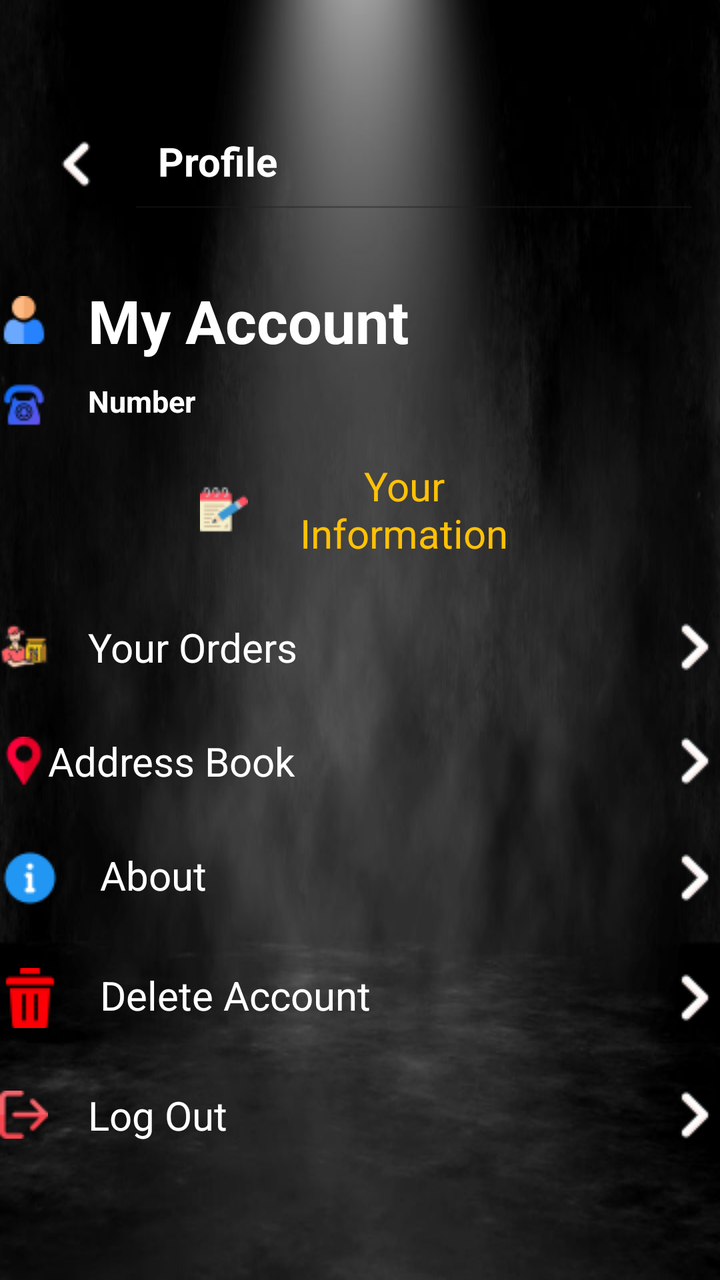
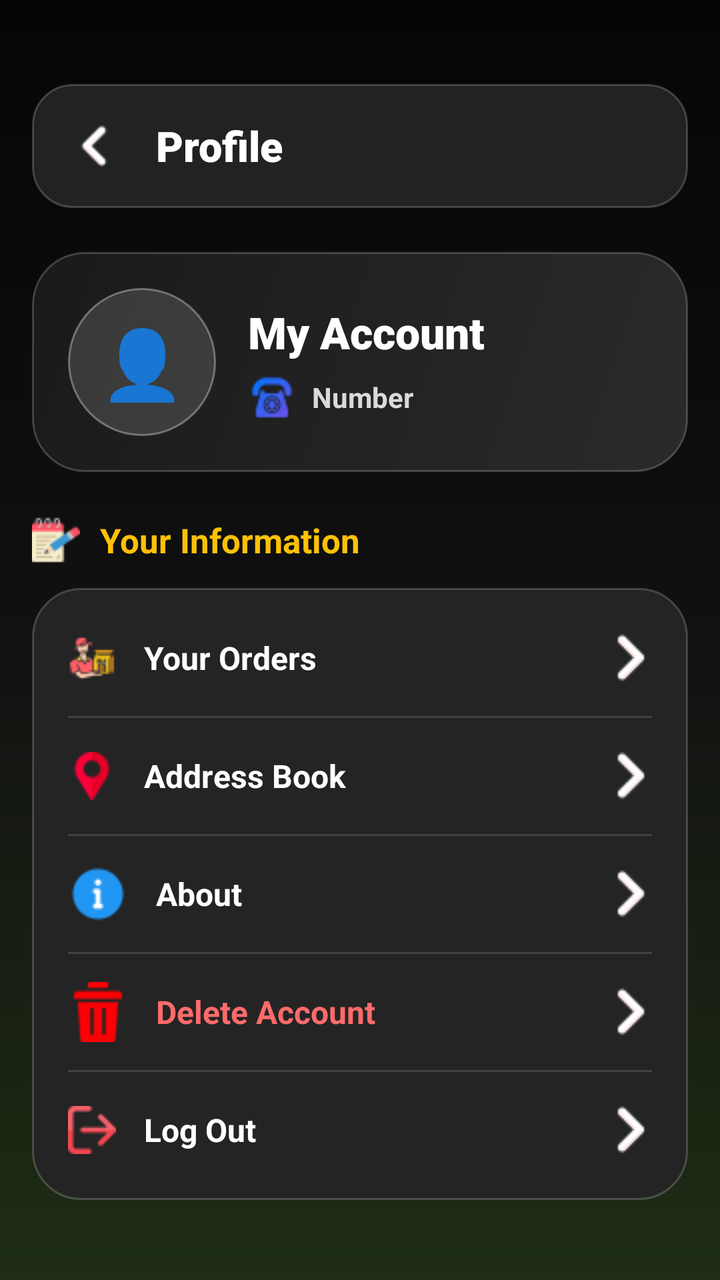

An Android layout rendered at two revisions. The XML below is the earlier revision; the diff shows what the commit changed to produce the second picture.
<!-- AndroidManifest.xml: application theme Theme.Blinklit -->
<!-- res/layout/activity_profile.xml -->
<?xml version="1.0" encoding="utf-8"?>
<RelativeLayout xmlns:android="http://schemas.android.com/apk/res/android"
    xmlns:app="http://schemas.android.com/apk/res-auto"
    xmlns:tools="http://schemas.android.com/tools"
    android:id="@+id/main"
    android:layout_width="match_parent"
    android:background="@drawable/about222"
    android:layout_height="match_parent">


    <LinearLayout
        android:id="@+id/linearprofile"
        android:layout_width="match_parent"
        android:layout_height="wrap_content"
        android:orientation="horizontal"
        app:layout_constraintEnd_toEndOf="parent"
        android:layout_marginTop="40dp"
        app:layout_constraintStart_toStartOf="parent"
        app:layout_constraintTop_toTopOf="parent">

        <androidx.appcompat.widget.Toolbar
            android:id="@+id/toolbarprofile"
            android:layout_width="match_parent"
            android:layout_marginTop="40dp"
            android:layout_height="wrap_content"
            android:layout_margin="10dp"
            android:backgroundTint="@color/black">

            <ImageView
                android:id="@+id/backprofile"
                android:layout_width="wrap_content"
                android:layout_height="wrap_content"
                android:layout_marginRight="10dp"
                android:src="@drawable/arrowl" />

            <EditText
                android:id="@+id/Profile"
                android:layout_width="match_parent"
                android:layout_height="60dp"
                android:layout_marginLeft="20dp"
                android:drawablePadding="10dp"
                android:gravity="left"
                android:hint="Profile"
                android:enabled="false"
                android:padding="15dp"
                android:textColor="@color/white"
                android:textColorHint="@color/white"
                android:textSize="20sp"
                android:textStyle="bold" />

        </androidx.appcompat.widget.Toolbar>
    </LinearLayout>

    <LinearLayout
        android:layout_width="match_parent"
        android:layout_height="match_parent"
        android:layout_marginTop="40dp"
        android:orientation="vertical">

        <TextView
            android:id="@+id/Account"
            android:layout_width="wrap_content"
            android:layout_height="wrap_content"
            android:layout_marginTop="100dp"
            android:drawableLeft="@drawable/user1"
            android:drawablePadding="20dp"
            android:text="My Account"
            android:textColor="@color/white"
            android:textSize="30sp"
            android:textStyle="bold" />

        <TextView
            android:id="@+id/number"
            android:layout_width="wrap_content"
            android:layout_height="wrap_content"
            android:layout_marginTop="10dp"
            android:drawableLeft="@drawable/phone1"
            android:drawablePadding="20dp"
            android:inputType="number"
            android:text="Number"
            android:textColor="@color/white"
            android:textSize="15sp"
            android:textStyle="bold" />

        <TextView
            android:id="@+id/info"
            android:layout_width="match_parent"
            android:layout_height="wrap_content"
            android:layout_marginTop="15dp"
            android:drawableLeft="@drawable/notepad1"
            android:drawablePadding="20dp"
            android:gravity="center"
            android:layout_marginLeft="100dp"
            android:layout_marginRight="100dp"


            android:text="Your Information"
            android:textColor="@color/yellow"
            android:textSize="20sp" />

        <TextView
            android:id="@+id/orders"
            android:layout_width="match_parent"
            android:layout_height="wrap_content"

            android:layout_marginTop="30dp"
            android:drawableLeft="@drawable/deliverym1"
            android:drawableRight="@drawable/right1"
            android:drawablePadding="20dp"

            android:text="Your Orders"
            android:textColor="@color/white"
            android:textSize="20sp" />

        <TextView
            android:id="@+id/AddressBook"
            android:layout_width="match_parent"
            android:layout_height="wrap_content"
            android:layout_marginTop="30dp"

            android:drawableLeft="@drawable/placeholder1"
            android:drawableRight="@drawable/right1"
            android:text="Address Book"
            android:textColor="@color/white"
            android:textSize="20sp" />


        <TextView
            android:id="@+id/About"
            android:layout_width="match_parent"
            android:layout_height="wrap_content"
            android:layout_marginTop="30dp"
            android:drawableLeft="@drawable/about"
            android:drawableRight="@drawable/right1"
            android:drawablePadding="20dp"

            android:text="About"
            android:textColor="@color/white"
            android:textSize="20sp" />

        <TextView
            android:id="@+id/deleteAccount"
            android:layout_width="match_parent"
            android:layout_height="wrap_content"
            android:layout_marginTop="30dp"
            android:drawableLeft="@drawable/delete1"
            android:drawableRight="@drawable/right1"
            android:drawablePadding="20dp"

            android:text="Delete Account"
            android:textColor="@color/white"
            android:textSize="20sp" />



        <TextView
            android:id="@+id/LogOut"
            android:layout_width="match_parent"
            android:layout_height="wrap_content"
            android:layout_marginTop="30dp"
            android:drawableLeft="@drawable/logout1"
            android:drawableRight="@drawable/right1"
            android:drawablePadding="20dp"

            android:text="Log Out"
            android:textColor="@color/white"
            android:textSize="20sp" />


    </LinearLayout>
</RelativeLayout>
<!-- resources referenced by this layout -->
<resources>
  <color name="black">#FF000000</color>
  <color name="white">#FFFFFFFF</color>
  <color name="yellow">#FFC107</color>
  <!-- drawable about: png bitmap (drawable, 830 bytes) -->
  <!-- drawable about222: jpg bitmap (drawable, 36246 bytes) -->
  <!-- drawable arrowl: png bitmap (drawable, 566 bytes) -->
  <!-- drawable delete1: png bitmap (drawable, 611 bytes) -->
  <!-- drawable deliverym1: png bitmap (drawable, 1369 bytes) -->
  <!-- drawable logout1: png bitmap (drawable, 651 bytes) -->
  <!-- drawable notepad1: png bitmap (drawable, 1087 bytes) -->
  <!-- drawable phone1: png bitmap (drawable, 1082 bytes) -->
  <!-- drawable placeholder1: png bitmap (drawable, 796 bytes) -->
  <!-- drawable right1: png bitmap (drawable, 619 bytes) -->
  <!-- drawable user1: png bitmap (drawable, 724 bytes) -->
  <style name="Theme.Blinklit" parent="Base.Theme.Blinklit" />
  <style name="Base.Theme.Blinklit" parent="Theme.Material3.DayNight.NoActionBar">
          
          
      </style>
</resources>

<!-- the commit's change to res/layout/activity_profile.xml (unified diff, before → after) -->
@@ -1,171 +1,249 @@
 <?xml version="1.0" encoding="utf-8"?>
-<RelativeLayout xmlns:android="http://schemas.android.com/apk/res/android"
+<androidx.core.widget.NestedScrollView
+    xmlns:android="http://schemas.android.com/apk/res/android"
     xmlns:app="http://schemas.android.com/apk/res-auto"
-    xmlns:tools="http://schemas.android.com/tools"
     android:id="@+id/main"
     android:layout_width="match_parent"
-    android:background="@drawable/about222"
-    android:layout_height="match_parent">
-
-
-    <LinearLayout
-        android:id="@+id/linearprofile"
+    android:layout_height="match_parent"
+    android:background="@drawable/bg_splash_swadish"
+    android:fillViewport="true">
+
+    <androidx.constraintlayout.widget.ConstraintLayout
         android:layout_width="match_parent"
         android:layout_height="wrap_content"
-        android:orientation="horizontal"
-        app:layout_constraintEnd_toEndOf="parent"
-        android:layout_marginTop="40dp"
-        app:layout_constraintStart_toStartOf="parent"
-        app:layout_constraintTop_toTopOf="parent">
-
-        <androidx.appcompat.widget.Toolbar
-            android:id="@+id/toolbarprofile"
-            android:layout_width="match_parent"
-            android:layout_marginTop="40dp"
-            android:layout_height="wrap_content"
-            android:layout_margin="10dp"
-            android:backgroundTint="@color/black">
+        android:paddingStart="16dp"
+        android:paddingEnd="16dp"
+        android:paddingTop="42dp"
+        android:paddingBottom="24dp">
+
+        <LinearLayout
+            android:id="@+id/profileHeader"
+            android:layout_width="0dp"
+            android:layout_height="62dp"
+            android:background="@drawable/bg_profile_toolbar"
+            android:elevation="10dp"
+            android:gravity="center_vertical"
+            android:orientation="horizontal"
+            android:paddingStart="10dp"
+            android:paddingEnd="14dp"
+            app:layout_constraintTop_toTopOf="parent"
+            app:layout_constraintStart_toStartOf="parent"
+            app:layout_constraintEnd_toEndOf="parent">
 
             <ImageView
                 android:id="@+id/backprofile"
-                android:layout_width="wrap_content"
+                android:layout_width="42dp"
+                android:layout_height="42dp"
+                android:contentDescription="Back"
+                android:padding="10dp"
+                android:src="@drawable/arrowl" />
+
+            <TextView
+                android:id="@+id/Profile"
+                android:layout_width="0dp"
                 android:layout_height="wrap_content"
-                android:layout_marginRight="10dp"
-                android:src="@drawable/arrowl" />
-
-            <EditText
-                android:id="@+id/Profile"
-                android:layout_width="match_parent"
-                android:layout_height="60dp"
-                android:layout_marginLeft="20dp"
-                android:drawablePadding="10dp"
-                android:gravity="left"
-                android:hint="Profile"
-                android:enabled="false"
-                android:padding="15dp"
-                android:textColor="@color/white"
-                android:textColorHint="@color/white"
-                android:textSize="20sp"
-                android:textStyle="bold" />
-
-        </androidx.appcompat.widget.Toolbar>
-    </LinearLayout>
-
-    <LinearLayout
-        android:layout_width="match_parent"
-        android:layout_height="match_parent"
-        android:layout_marginTop="40dp"
-        android:orientation="vertical">
-
-        <TextView
-            android:id="@+id/Account"
-            android:layout_width="wrap_content"
+                android:layout_marginStart="10dp"
+                android:layout_weight="1"
+                android:text="Profile"
+                android:textColor="@color/white"
+                android:textSize="21sp"
+                android:textStyle="bold"
+                android:fontFamily="sans-serif-black" />
+
+        </LinearLayout>
+
+        <LinearLayout
+            android:id="@+id/accountCard"
+            android:layout_width="0dp"
             android:layout_height="wrap_content"
-            android:layout_marginTop="100dp"
-            android:drawableLeft="@drawable/user1"
-            android:drawablePadding="20dp"
-            android:text="My Account"
-            android:textColor="@color/white"
-            android:textSize="30sp"
-            android:textStyle="bold" />
-
-        <TextView
-            android:id="@+id/number"
-            android:layout_width="wrap_content"
-            android:layout_height="wrap_content"
-            android:layout_marginTop="10dp"
-            android:drawableLeft="@drawable/phone1"
-            android:drawablePadding="20dp"
-            android:inputType="number"
-            android:text="Number"
-            android:textColor="@color/white"
-            android:textSize="15sp"
-            android:textStyle="bold" />
+            android:layout_marginTop="22dp"
+            android:background="@drawable/bg_profile_account_card"
+            android:elevation="12dp"
+            android:gravity="center_vertical"
+            android:orientation="horizontal"
+            android:padding="18dp"
+            app:layout_constraintTop_toBottomOf="@id/profileHeader"
+            app:layout_constraintStart_toStartOf="parent"
+            app:layout_constraintEnd_toEndOf="parent">
+
+            <TextView
+                android:id="@+id/profileAvatar"
+                android:layout_width="74dp"
+                android:layout_height="74dp"
+                android:background="@drawable/bg_profile_avatar"
+                android:gravity="center"
+                android:text="👤"
+                android:textSize="34sp" />
+
+            <LinearLayout
+                android:layout_width="0dp"
+                android:layout_height="wrap_content"
+                android:layout_marginStart="16dp"
+                android:layout_weight="1"
+                android:orientation="vertical">
+
+                <TextView
+                    android:id="@+id/Account"
+                    android:layout_width="match_parent"
+                    android:layout_height="wrap_content"
+                    android:text="My Account"
+                    android:textColor="@color/white"
+                    android:textSize="22sp"
+                    android:textStyle="bold"
+                    android:fontFamily="sans-serif-black" />
+
+                <TextView
+                    android:id="@+id/number"
+                    android:layout_width="match_parent"
+                    android:layout_height="wrap_content"
+                    android:layout_marginTop="6dp"
+                    android:drawableStart="@drawable/phone1"
+                    android:drawablePadding="8dp"
+                    android:gravity="center_vertical"
+                    android:text="Number"
+                    android:textColor="#DADADA"
+                    android:textSize="14sp"
+                    android:textStyle="bold" />
+
+            </LinearLayout>
+
+        </LinearLayout>
 
         <TextView
             android:id="@+id/info"
-            android:layout_width="match_parent"
+            android:layout_width="0dp"
             android:layout_height="wrap_content"
-            android:layout_marginTop="15dp"
-            android:drawableLeft="@drawable/notepad1"
-            android:drawablePadding="20dp"
-            android:gravity="center"
-            android:layout_marginLeft="100dp"
-            android:layout_marginRight="100dp"
-
-
+            android:layout_marginTop="22dp"
             android:text="Your Information"
             android:textColor="@color/yellow"
-            android:textSize="20sp" />
-
-        <TextView
-            android:id="@+id/orders"
-            android:layout_width="match_parent"
+            android:textSize="17sp"
+            android:textStyle="bold"
+            android:drawableStart="@drawable/notepad1"
+            android:drawablePadding="10dp"
+            android:gravity="center_vertical"
+            app:layout_constraintTop_toBottomOf="@id/accountCard"
+            app:layout_constraintStart_toStartOf="parent"
+            app:layout_constraintEnd_toEndOf="parent" />
+
+        <LinearLayout
+            android:id="@+id/menuCard"
+            android:layout_width="0dp"
             android:layout_height="wrap_content"
-
-            android:layout_marginTop="30dp"
-            android:drawableLeft="@drawable/deliverym1"
-            android:drawableRight="@drawable/right1"
-            android:drawablePadding="20dp"
-
-            android:text="Your Orders"
-            android:textColor="@color/white"
-            android:textSize="20sp" />
-
-        <TextView
-            android:id="@+id/AddressBook"
-            android:layout_width="match_parent"
-            android:layout_height="wrap_content"
-            android:layout_marginTop="30dp"
-
-            android:drawableLeft="@drawable/placeholder1"
-            android:drawableRight="@drawable/right1"
-            android:text="Address Book"
-            android:textColor="@color/white"
-            android:textSize="20sp" />
-
-
-        <TextView
-            android:id="@+id/About"
-            android:layout_width="match_parent"
-            android:layout_height="wrap_content"
-            android:layout_marginTop="30dp"
-            android:drawableLeft="@drawable/about"
-            android:drawableRight="@drawable/right1"
-            android:drawablePadding="20dp"
-
-            android:text="About"
-            android:textColor="@color/white"
-            android:textSize="20sp" />
-
-        <TextView
-            android:id="@+id/deleteAccount"
-            android:layout_width="match_parent"
-            android:layout_height="wrap_content"
-            android:layout_marginTop="30dp"
-            android:drawableLeft="@drawable/delete1"
-            android:drawableRight="@drawable/right1"
-            android:drawablePadding="20dp"
-
-            android:text="Delete Account"
-            android:textColor="@color/white"
-            android:textSize="20sp" />
-
-
-
-        <TextView
-            android:id="@+id/LogOut"
-            android:layout_width="match_parent"
-            android:layout_height="wrap_content"
-            android:layout_marginTop="30dp"
-            android:drawableLeft="@drawable/logout1"
-            android:drawableRight="@drawable/right1"
-            android:drawablePadding="20dp"
-
-            android:text="Log Out"
-            android:textColor="@color/white"
-            android:textSize="20sp" />
-
-
-    </LinearLayout>
-</RelativeLayout>
+            android:layout_marginTop="12dp"
+            android:background="@drawable/bg_profile_menu_card"
+            android:elevation="10dp"
+            android:orientation="vertical"
+            android:paddingTop="6dp"
+            android:paddingBottom="6dp"
+            app:layout_constraintTop_toBottomOf="@id/info"
+            app:layout_constraintStart_toStartOf="parent"
+            app:layout_constraintEnd_toEndOf="parent">
+
+            <TextView
+                android:id="@+id/orders"
+                android:layout_width="match_parent"
+                android:layout_height="58dp"
+                android:drawableStart="@drawable/deliverym1"
+                android:drawableEnd="@drawable/right1"
+                android:drawablePadding="14dp"
+                android:gravity="center_vertical"
+                android:paddingStart="18dp"
+                android:paddingEnd="16dp"
+                android:text="Your Orders"
+                android:textColor="@color/white"
+                android:textSize="16sp"
+                android:textStyle="bold" />
+
+            <View
+                android:layout_width="match_parent"
+                android:layout_height="1dp"
+                android:layout_marginStart="18dp"
+                android:layout_marginEnd="18dp"
+                android:background="#22FFFFFF" />
+
+            <TextView
+                android:id="@+id/AddressBook"
+                android:layout_width="match_parent"
+                android:layout_height="58dp"
+                android:drawableStart="@drawable/placeholder1"
+                android:drawableEnd="@drawable/right1"
+                android:drawablePadding="14dp"
+                android:gravity="center_vertical"
+                android:paddingStart="18dp"
+                android:paddingEnd="16dp"
+                android:text="Address Book"
+                android:textColor="@color/white"
+                android:textSize="16sp"
+                android:textStyle="bold" />
+
+            <View
+                android:layout_width="match_parent"
+                android:layout_height="1dp"
+                android:layout_marginStart="18dp"
+                android:layout_marginEnd="18dp"
+                android:background="#22FFFFFF" />
+
+            <TextView
+                android:id="@+id/About"
+                android:layout_width="match_parent"
+                android:layout_height="58dp"
+                android:drawableStart="@drawable/about"
+                android:drawableEnd="@drawable/right1"
+                android:drawablePadding="14dp"
+                android:gravity="center_vertical"
+                android:paddingStart="18dp"
+                android:paddingEnd="16dp"
+                android:text="About"
+                android:textColor="@color/white"
+                android:textSize="16sp"
+                android:textStyle="bold" />
+
+            <View
+                android:layout_width="match_parent"
+                android:layout_height="1dp"
+                android:layout_marginStart="18dp"
+                android:layout_marginEnd="18dp"
+                android:background="#22FFFFFF" />
+
+            <TextView
+                android:id="@+id/deleteAccount"
+                android:layout_width="match_parent"
+                android:layout_height="58dp"
+                android:drawableStart="@drawable/delete1"
+                android:drawableEnd="@drawable/right1"
+                android:drawablePadding="14dp"
+                android:gravity="center_vertical"
+                android:paddingStart="18dp"
+                android:paddingEnd="16dp"
+                android:text="Delete Account"
+                android:textColor="#FF6B6B"
+                android:textSize="16sp"
+                android:textStyle="bold" />
+
+            <View
+                android:layout_width="match_parent"
+                android:layout_height="1dp"
+                android:layout_marginStart="18dp"
+                android:layout_marginEnd="18dp"
+                android:background="#22FFFFFF" />
+
+            <TextView
+                android:id="@+id/LogOut"
+                android:layout_width="match_parent"
+                android:layout_height="58dp"
+                android:drawableStart="@drawable/logout1"
+                android:drawableEnd="@drawable/right1"
+                android:drawablePadding="14dp"
+                android:gravity="center_vertical"
+                android:paddingStart="18dp"
+                android:paddingEnd="16dp"
+                android:text="Log Out"
+                android:textColor="@color/white"
+                android:textSize="16sp"
+                android:textStyle="bold" />
+
+        </LinearLayout>
+
+    </androidx.constraintlayout.widget.ConstraintLayout>
+
+</androidx.core.widget.NestedScrollView>
<!-- resource entries referenced after the edit -->
@@ -1,11 +1,57 @@
 <!-- resources referenced by this layout -->
 <resources>
-  <color name="black">#FF000000</color>
   <color name="white">#FFFFFFFF</color>
   <color name="yellow">#FFC107</color>
   <!-- drawable about: png bitmap (drawable, 830 bytes) -->
-  <!-- drawable about222: jpg bitmap (drawable, 36246 bytes) -->
   <!-- drawable arrowl: png bitmap (drawable, 566 bytes) -->
+  <!-- drawable bg_profile_account_card (drawable) -->
+  <?xml version="1.0" encoding="utf-8"?>
+  <shape xmlns:android="http://schemas.android.com/apk/res/android">
+      <gradient
+          android:startColor="#2A2A2A"
+          android:endColor="#1A1A1A"
+          android:angle="135" />
+      <corners android:radius="26dp" />
+      <stroke
+          android:width="1dp"
+          android:color="#33FFFFFF" />
+  </shape>
+  <!-- drawable bg_profile_avatar (drawable) -->
+  <?xml version="1.0" encoding="utf-8"?>
+  <shape xmlns:android="http://schemas.android.com/apk/res/android">
+      <solid android:color="#22FFFFFF" />
+      <corners android:radius="50dp" />
+      <stroke
+          android:width="1dp"
+          android:color="#55FFFFFF" />
+  </shape>
+  <!-- drawable bg_profile_menu_card (drawable) -->
+  <?xml version="1.0" encoding="utf-8"?>
+  <shape xmlns:android="http://schemas.android.com/apk/res/android">
+      <solid android:color="#242424" />
+      <corners android:radius="24dp" />
+      <stroke
+          android:width="1dp"
+          android:color="#30FFFFFF" />
+  </shape>
+  <!-- drawable bg_profile_toolbar (drawable) -->
+  <?xml version="1.0" encoding="utf-8"?>
+  <shape xmlns:android="http://schemas.android.com/apk/res/android">
+      <solid android:color="#222222" />
+      <corners android:radius="20dp" />
+      <stroke
+          android:width="1dp"
+          android:color="#33FFFFFF" />
+  </shape>
+  <!-- drawable bg_splash_swadish (drawable) -->
+  <?xml version="1.0" encoding="utf-8"?>
+  <shape xmlns:android="http://schemas.android.com/apk/res/android">
+      <gradient
+          android:startColor="#050505"
+          android:centerColor="#111111"
+          android:endColor="#1E2D14"
+          android:angle="270" />
+  </shape>
   <!-- drawable delete1: png bitmap (drawable, 611 bytes) -->
   <!-- drawable deliverym1: png bitmap (drawable, 1369 bytes) -->
   <!-- drawable logout1: png bitmap (drawable, 651 bytes) -->
@@ -13,7 +59,6 @@
   <!-- drawable phone1: png bitmap (drawable, 1082 bytes) -->
   <!-- drawable placeholder1: png bitmap (drawable, 796 bytes) -->
   <!-- drawable right1: png bitmap (drawable, 619 bytes) -->
-  <!-- drawable user1: png bitmap (drawable, 724 bytes) -->
   <style name="Theme.Blinklit" parent="Base.Theme.Blinklit" />
   <style name="Base.Theme.Blinklit" parent="Theme.Material3.DayNight.NoActionBar">
           
